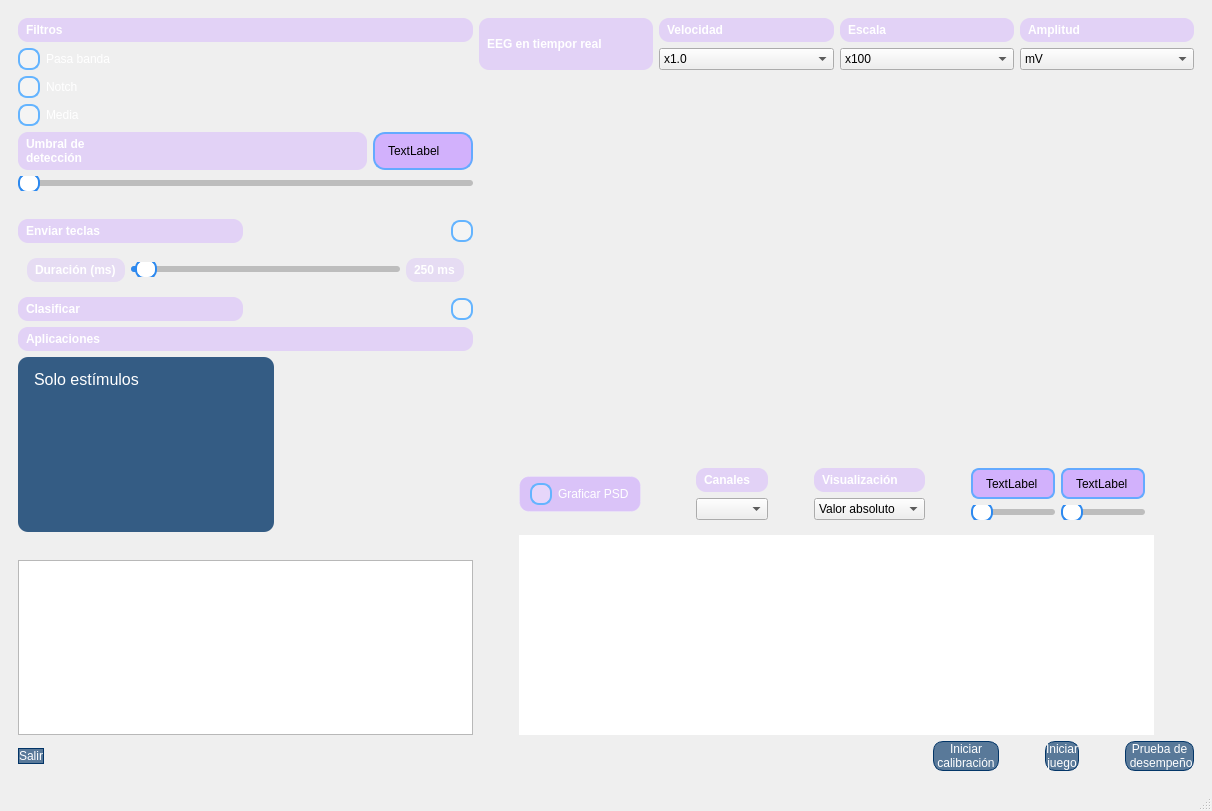
Above: interfaz_ssvep/res/ui/ssvep.ui from irinalauritto/ProyectoFinal before the change. Below: the same form after it.
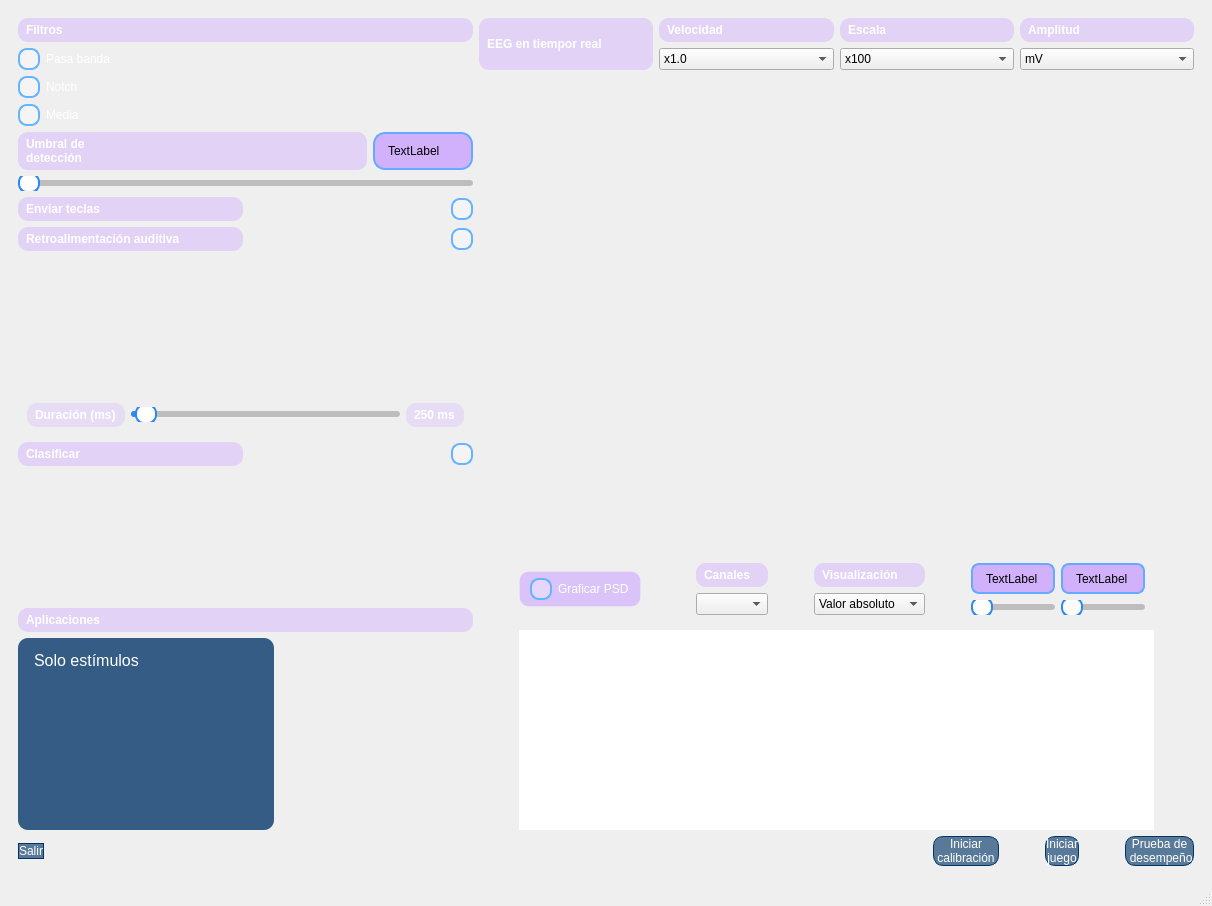
That is the form after the change. The open tabs and pages were chosen to show the change. Icons and pictures are not drawn.

Commit message: se agrega el codigo de lautaro con los colores modifcados en la secuencia, tiene tambien retroalimenrtación auditiva e teclas y se solventa el error de quedar esperando la opción correcta en prueba de desempeño.

```diff
--- a/interfaz_ssvep/res/ui/ssvep.ui
+++ b/interfaz_ssvep/res/ui/ssvep.ui
@@ -7,7 +7,7 @@
     <x>0</x>
     <y>0</y>
     <width>1212</width>
-    <height>811</height>
+    <height>906</height>
    </rect>
   </property>
   <property name="windowTitle">
@@ -2117,19 +2117,6 @@
               </item>
              </layout>
             </item>
-            <item>
-             <spacer name="verticalSpacer_10">
-              <property name="orientation">
-               <enum>Qt::Vertical</enum>
-              </property>
-              <property name="sizeHint" stdset="0">
-               <size>
-                <width>20</width>
-                <height>40</height>
-               </size>
-              </property>
-             </spacer>
-            </item>
             <item>
              <layout class="QHBoxLayout" name="horizontalLayout_30">
               <item>
@@ -2191,6 +2178,80 @@
               </item>
              </layout>
             </item>
+            <item>
+             <layout class="QHBoxLayout" name="horizontalLayout_audio_feedback">
+              <item>
+               <widget class="QLabel" name="label_34">
+                <property name="sizePolicy">
+                 <sizepolicy hsizetype="Minimum" vsizetype="Preferred">
+                  <horstretch>0</horstretch>
+                  <verstretch>0</verstretch>
+                 </sizepolicy>
+                </property>
+                <property name="styleSheet">
+                 <string notr="true">color: rgb(255, 255, 255);
+font: 10pt &quot;Cascadia Mono ExtraLight&quot;;
+font-weight: bold;
+
+background-color: rgba(210, 177, 252, 120);
+border-radius: 10px;
+padding: 5px;</string>
+                </property>
+                <property name="text">
+                 <string>Retroalimentación auditiva</string>
+                </property>
+               </widget>
+              </item>
+              <item>
+               <widget class="QCheckBox" name="chk_enable_audio_feedback">
+                <property name="sizePolicy">
+                 <sizepolicy hsizetype="Minimum" vsizetype="Fixed">
+                  <horstretch>0</horstretch>
+                  <verstretch>0</verstretch>
+                 </sizepolicy>
+                </property>
+                <property name="layoutDirection">
+                 <enum>Qt::RightToLeft</enum>
+                </property>
+                <property name="styleSheet">
+                 <string notr="true">QCheckBox {
+    color: white;
+    font: bold 12pt &quot;Cascadia Mono Extralight&quot;;
+}
+
+QCheckBox::indicator {
+    width: 18px;
+    height: 18px;
+    border-radius: 9px; /* círculo */
+    border: 2px solid rgb(100, 180, 255);
+    background-color: rgba(255,255,255,80);
+}
+
+QCheckBox::indicator:checked {
+    background-color: rgb(0, 170, 255);
+    border: 2px solid white;
+}</string>
+                </property>
+                <property name="text">
+                 <string/>
+                </property>
+               </widget>
+              </item>
+             </layout>
+            </item>
+            <item>
+             <spacer name="verticalSpacer_10">
+              <property name="orientation">
+               <enum>Qt::Vertical</enum>
+              </property>
+              <property name="sizeHint" stdset="0">
+               <size>
+                <width>20</width>
+                <height>40</height>
+               </size>
+              </property>
+             </spacer>
+            </item>
             <item>
              <widget class="QWidget" name="press_duration_widget" native="true">
               <property name="visible">
@@ -2303,6 +2364,9 @@
               </item>
               <item>
                <widget class="QCheckBox" name="chk_enable_classify">
+                <property name="enabled">
+                 <bool>true</bool>
+                </property>
                 <property name="layoutDirection">
                  <enum>Qt::RightToLeft</enum>
                 </property>
@@ -2332,6 +2396,19 @@
               </item>
              </layout>
             </item>
+            <item>
+             <spacer name="verticalSpacer_8">
+              <property name="orientation">
+               <enum>Qt::Vertical</enum>
+              </property>
+              <property name="sizeHint" stdset="0">
+               <size>
+                <width>20</width>
+                <height>40</height>
+               </size>
+              </property>
+             </spacer>
+            </item>
             <item>
              <widget class="QLabel" name="label_2">
               <property name="sizePolicy">
@@ -2424,29 +2501,6 @@
               </item>
              </widget>
             </item>
-            <item>
-             <spacer name="verticalSpacer_8">
-              <property name="orientation">
-               <enum>Qt::Vertical</enum>
-              </property>
-              <property name="sizeHint" stdset="0">
-               <size>
-                <width>20</width>
-                <height>40</height>
-               </size>
-              </property>
-             </spacer>
-            </item>
-            <item>
-             <widget class="QPlainTextEdit" name="pte_messages">
-              <property name="sizePolicy">
-               <sizepolicy hsizetype="Minimum" vsizetype="Expanding">
-                <horstretch>0</horstretch>
-                <verstretch>0</verstretch>
-               </sizepolicy>
-              </property>
-             </widget>
-            </item>
            </layout>
           </item>
           <item>
```
Left out of the diff: 8 changed lines with no effect on the pictures. The commit also changes 9 other files.
